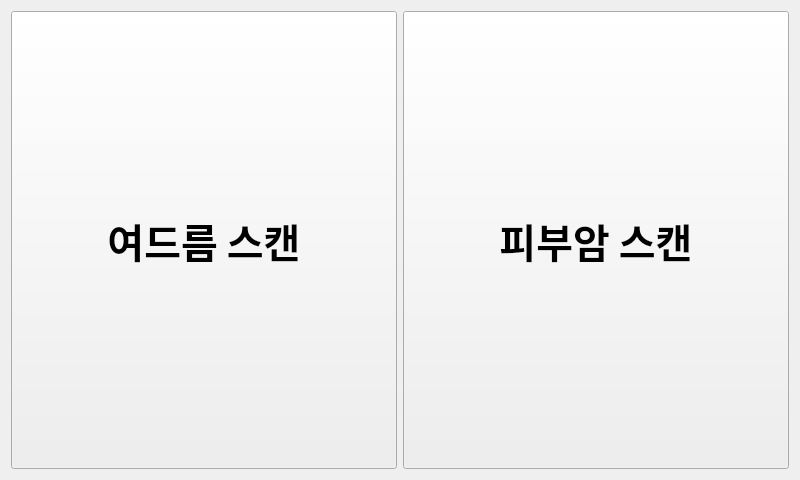
Old version of the form resources/ui/select.ui in the repository minmin5/pyqt.
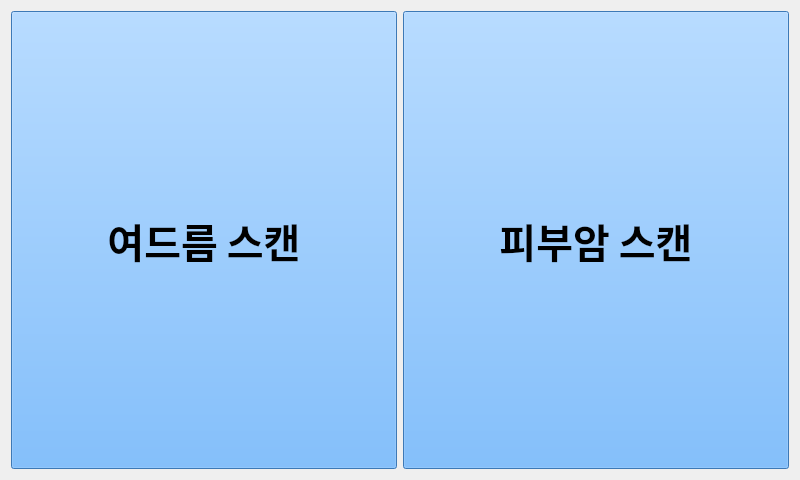
New version of the form.

Diff of the .ui file:
```diff
--- a/resources/ui/select.ui
+++ b/resources/ui/select.ui
@@ -54,6 +54,9 @@
        <stylestrategy>PreferDefault</stylestrategy>
       </font>
      </property>
+     <property name="styleSheet">
+      <string notr="true">background-color: rgb(85, 170, 255);</string>
+     </property>
      <property name="text">
       <string>피부암 스캔</string>
      </property>
@@ -80,7 +83,10 @@
       <cursorShape>ArrowCursor</cursorShape>
      </property>
      <property name="autoFillBackground">
-      <bool>true</bool>
+      <bool>false</bool>
+     </property>
+     <property name="styleSheet">
+      <string notr="true">background-color: rgb(85, 170, 255);</string>
      </property>
      <property name="text">
       <string>여드름 스캔</string>
```
